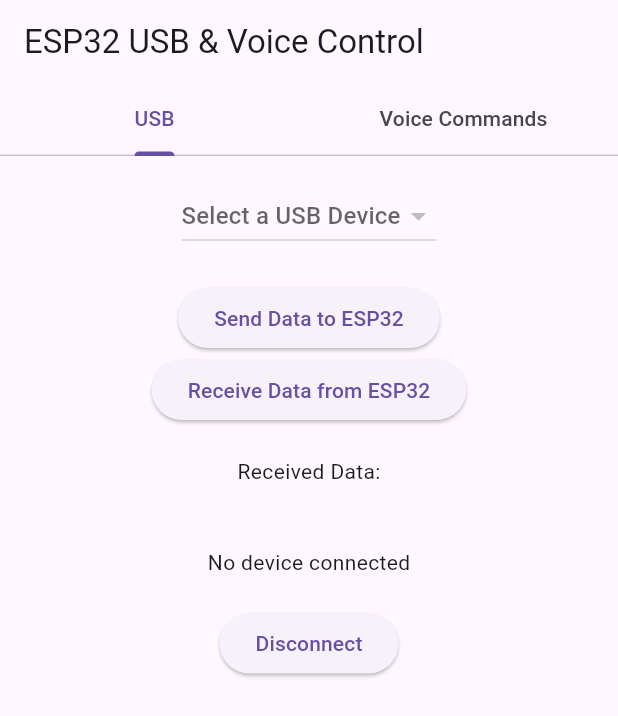
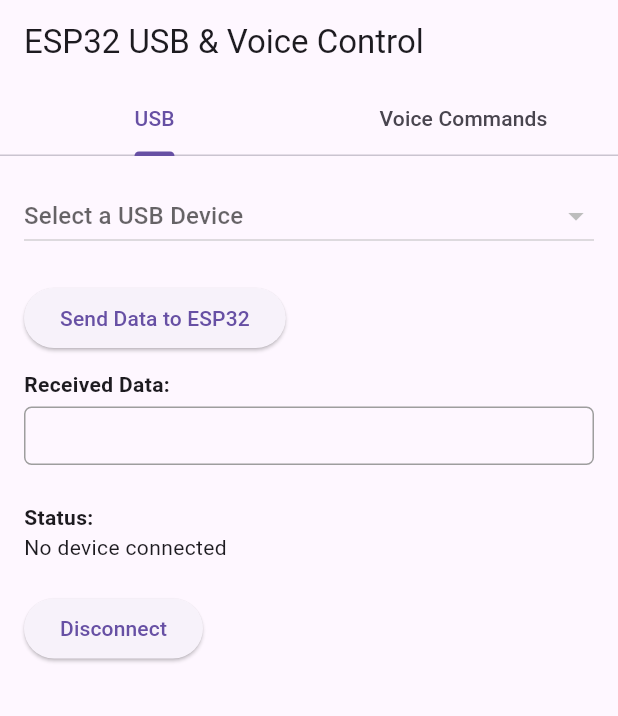
Before and after one commit to Drone-engieneering/IARC_flutter_app, a Flutter app: the screen it shows after launch, on a phone screen of 412 x 824 dp. Shown: the top 716 px of the screen. Run offline on Flutter 3.47's test engine with Material 3 defaults, Android fonts, the phone set to English and light mode, and no system bars; our stand-ins replace speech_to_text; missing offline and left inert: string_similarity, usb_serial.

Commit message:
usb connection and voice commands works

```diff
--- a/lib/screens/usb_device_screen.dart
+++ b/lib/screens/usb_device_screen.dart
@@ -1,7 +1,7 @@
 import 'package:flutter/material.dart';
 import '../services/usb_service.dart';
+import 'usb_tab.dart';
 import '../services/voice_command_service.dart';
-import 'usb_tab.dart';
 import 'voice_command_tab.dart';
 
 class UsbDeviceScreen extends StatefulWidget {
@@ -12,7 +12,6 @@ class UsbDeviceScreen extends StatefulWidget {
 class _UsbDeviceScreenState extends State<UsbDeviceScreen>
     with SingleTickerProviderStateMixin {
   late TabController _tabController;
-
   final UsbService _usbService = UsbService();
   late VoiceCommandService _voiceService;
 
@@ -20,16 +19,16 @@ class _UsbDeviceScreenState extends State<UsbDeviceScreen>
   void initState() {
     super.initState();
     _tabController = TabController(length: 2, vsync: this);
-    _usbService.getDevices(setState);
+
+    // Safe call to setState after first frame
+    WidgetsBinding.instance.addPostFrameCallback((_) {
+      _usbService.getDevices(() => setState(() {}));
+    });
 
     _voiceService = VoiceCommandService(
       onCommandRecognized: (command) async {
-        // Voice command handling stays here
-        if (command == null) {
-          return; // Could show error in VoiceCommandTab itself
-        }
+        if (command == null) return;
 
-        // Ask user to confirm command
         bool confirmed = await VoiceCommandTab.showConfirmDialog(
           context,
           command.baseCommand,
@@ -46,7 +45,6 @@ class _UsbDeviceScreenState extends State<UsbDeviceScreen>
           if (finalValue == null) return;
         }
 
-        // Send final command via USB
         _usbService.sendData('${command.baseCommand} ${finalValue ?? ''}');
       },
     );
--- a/lib/screens/usb_tab.dart
+++ b/lib/screens/usb_tab.dart
@@ -1,48 +1,81 @@
 import 'package:flutter/material.dart';
+import 'package:usb_serial/usb_serial.dart';
 import '../services/usb_service.dart';
 
-class UsbTab extends StatelessWidget {
+class UsbTab extends StatefulWidget {
   final UsbService usbService;
+  UsbTab({required this.usbService});
 
-  UsbTab({required this.usbService});
+  @override
+  _UsbTabState createState() => _UsbTabState();
+}
+
+class _UsbTabState extends State<UsbTab> {
+  UsbDevice? selectedDevice;
+
+  @override
+  void initState() {
+    super.initState();
+    // Safe way to update state after widget is mounted
+    WidgetsBinding.instance.addPostFrameCallback((_) {
+      widget.usbService.getDevices(() => setState(() {}));
+    });
+  }
 
   @override
   Widget build(BuildContext context) {
     return SingleChildScrollView(
       padding: EdgeInsets.all(16),
       child: Column(
+        crossAxisAlignment: CrossAxisAlignment.start,
         children: [
-          DropdownButton(
+          DropdownButton<UsbDevice>(
             hint: Text('Select a USB Device'),
-            items: usbService.devices.map((device) {
-              return DropdownMenuItem(
+            value: selectedDevice,
+            isExpanded: true,
+            items: widget.usbService.devices.map((device) {
+              return DropdownMenuItem<UsbDevice>(
                 value: device,
-                child: Text(device.deviceName),
+                child: Text(device.productName ?? device.deviceId.toString()),
               );
             }).toList(),
-            onChanged: (device) {
+            onChanged: (device) async {
               if (device != null) {
-                usbService.connectUsbDevice(device, (_) => {});
+                setState(() {
+                  selectedDevice = device;
+                  widget.usbService.connectionStatus = 'Connecting...';
+                });
+                await widget.usbService.connectUsbDevice(
+                  device,
+                  () => setState(() {}),
+                );
               }
             },
           ),
           SizedBox(height: 20),
           ElevatedButton(
-            onPressed: () => usbService.sendData("Hello ESP32"),
+            onPressed: () => widget.usbService.sendData("Hello ESP32"),
             child: Text('Send Data to ESP32'),
           ),
-          ElevatedButton(
-            onPressed: usbService.receiveData,
-            child: Text('Receive Data from ESP32'),
+          SizedBox(height: 10),
+          Text('Received Data:', style: TextStyle(fontWeight: FontWeight.bold)),
+          Container(
+            width: double.infinity,
+            padding: EdgeInsets.all(8),
+            margin: EdgeInsets.symmetric(vertical: 5),
+            decoration: BoxDecoration(
+              border: Border.all(color: Colors.grey),
+              borderRadius: BorderRadius.circular(5),
+            ),
+            child: Text(widget.usbService.receivedData),
           ),
           SizedBox(height: 20),
-          Text('Received Data:'),
-          Text(usbService.receivedData),
-          SizedBox(height: 20),
-          Text(usbService.connectionStatus),
+          Text('Status:', style: TextStyle(fontWeight: FontWeight.bold)),
+          Text(widget.usbService.connectionStatus),
           SizedBox(height: 20),
           ElevatedButton(
-            onPressed: usbService.disconnectUsbDevice,
+            onPressed: () =>
+                widget.usbService.disconnectUsbDevice(() => setState(() {})),
             child: Text('Disconnect'),
           ),
         ],
```
Also changed, not shown: lib/services/usb_service.dart (+51 -24 lines).
